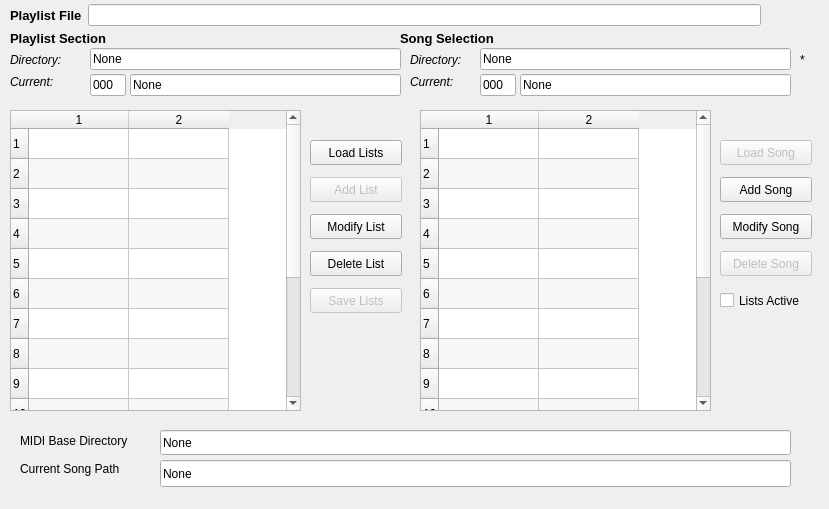
Above: seq_qt5/forms/qplaylistframe.ui from ahlstromcj/seq66 before the change. Below: the same form after it.
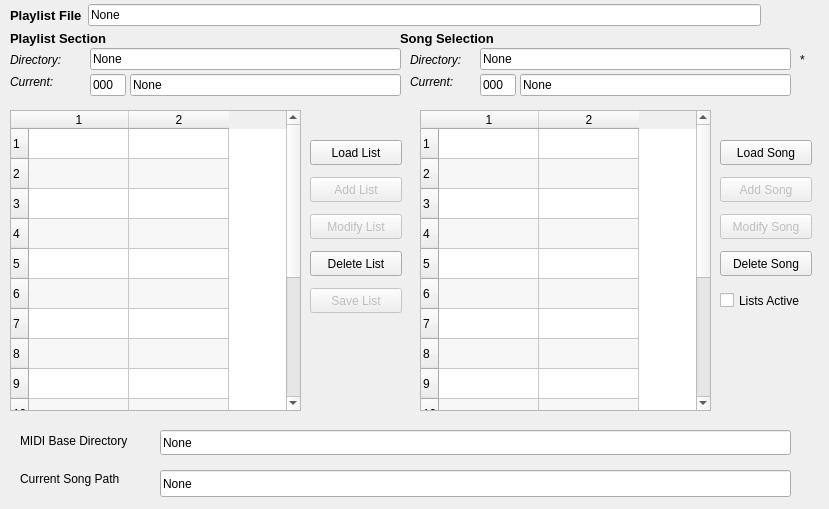
That is the form after the change.

Patch:
```diff
--- a/seq_qt5/forms/qplaylistframe.ui
+++ b/seq_qt5/forms/qplaylistframe.ui
@@ -238,7 +238,7 @@
        <string>Shows the full path to the play-list.</string>
       </property>
       <property name="text">
-       <string/>
+       <string>None</string>
       </property>
      </widget>
     </item>
@@ -396,7 +396,7 @@
        <string>Opens a dialog to select and open a play-list file.</string>
       </property>
       <property name="text">
-       <string>Load Lists</string>
+       <string>Load List</string>
       </property>
      </widget>
     </item>
@@ -427,6 +427,9 @@
     </item>
     <item>
      <widget class="QPushButton" name="buttonPlaylistModify">
+      <property name="enabled">
+       <bool>false</bool>
+      </property>
       <property name="minimumSize">
        <size>
         <width>92</width>
@@ -484,7 +487,7 @@
        <string>Saves the current play-lists file.</string>
       </property>
       <property name="text">
-       <string>Save Lists</string>
+       <string>Save List</string>
       </property>
      </widget>
     </item>
@@ -506,7 +509,7 @@
     <item>
      <widget class="QPushButton" name="buttonSongLoad">
       <property name="enabled">
-       <bool>false</bool>
+       <bool>true</bool>
       </property>
       <property name="minimumSize">
        <size>
@@ -531,7 +534,7 @@
     <item>
      <widget class="QPushButton" name="buttonSongAdd">
       <property name="enabled">
-       <bool>true</bool>
+       <bool>false</bool>
       </property>
       <property name="minimumSize">
        <size>
@@ -555,6 +558,9 @@
     </item>
     <item>
      <widget class="QPushButton" name="buttonSongModify">
+      <property name="enabled">
+       <bool>false</bool>
+      </property>
       <property name="minimumSize">
        <size>
         <width>92</width>
@@ -575,7 +581,7 @@
     <item>
      <widget class="QPushButton" name="buttonSongRemove">
       <property name="enabled">
-       <bool>false</bool>
+       <bool>true</bool>
       </property>
       <property name="minimumSize">
        <size>
@@ -657,7 +663,7 @@
    <property name="geometry">
     <rect>
      <x>20</x>
-     <y>460</y>
+     <y>470</y>
      <width>131</width>
      <height>17</height>
     </rect>
@@ -670,7 +676,7 @@
    <property name="geometry">
     <rect>
      <x>160</x>
-     <y>460</y>
+     <y>470</y>
      <width>631</width>
      <height>27</height>
     </rect>
```
Left out of the diff: 17 changed lines with no effect on the pictures.
